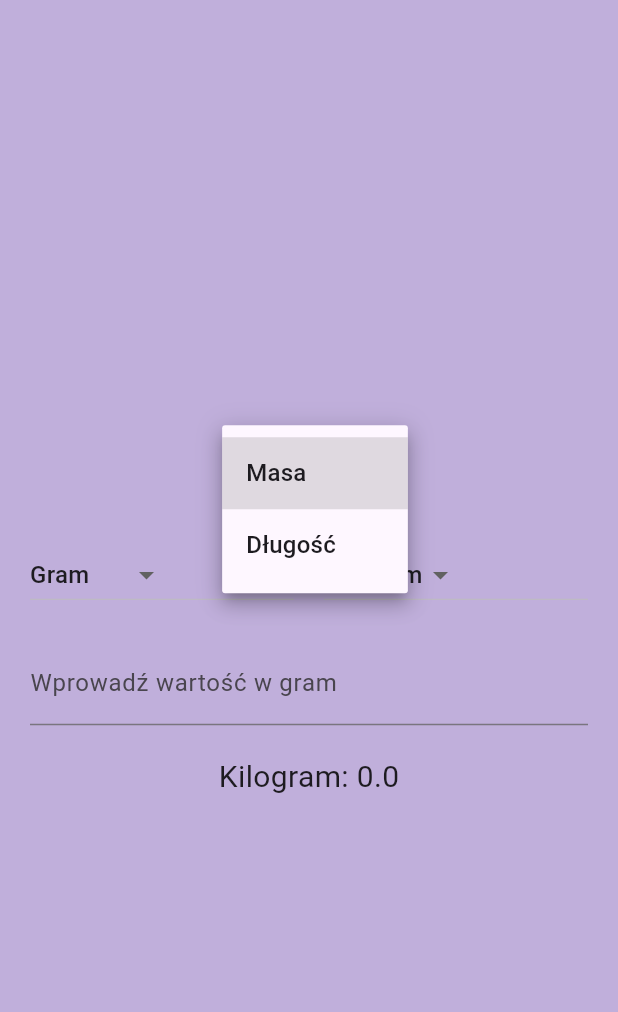
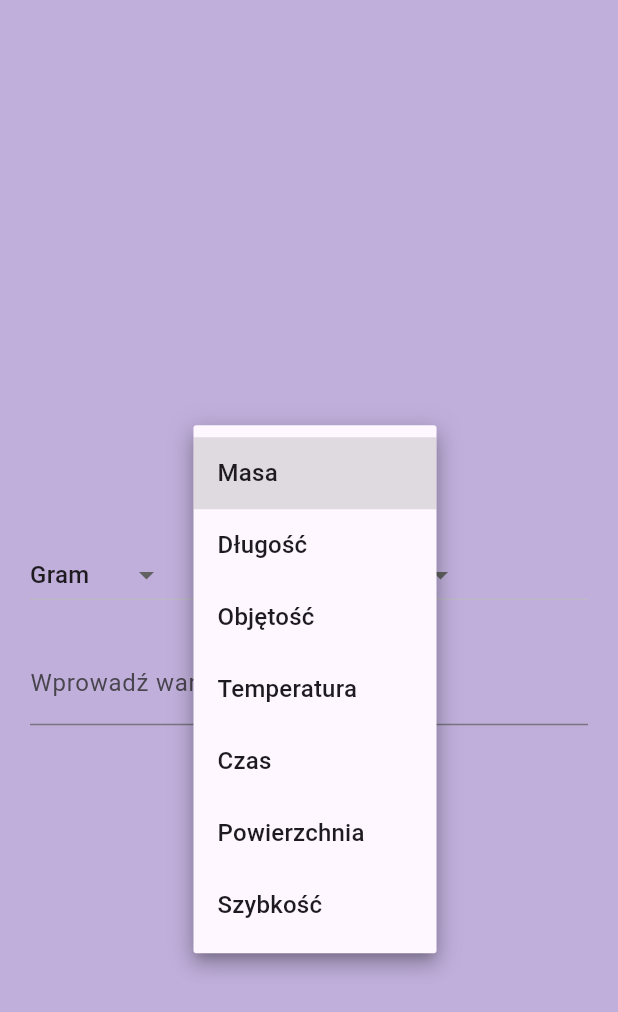
Before and after one commit to Natalia49340/Flutter_calculator, a Flutter app: the ConverterScreen screen opened directly, after a tap on "Masa", on a phone screen of 412 x 824 dp. Shown: the top 1012 px of the screen. Run offline on Flutter 3.47's test engine with Material 3 defaults, Android fonts, the phone set to English and light mode, and no system bars; our stand-ins replace math_expressions.

Commit message:
more units in the converter and math functions in the calculator

```diff
--- a/kalkulator/lib/converter.dart
+++ b/kalkulator/lib/converter.dart
@@ -22,10 +22,44 @@ class _ConverterScreenState extends State<ConverterScreen> {
       'Kilometr': 0.001,
       'Centymetr': 100,
       'Milimetr': 1000,
+      'Cale': 39.3701,
+      'Stopy': 3.28084,
+      'Mile': 0.000621371,
+    },
+    'Objętość': {
+      'Litr': 1,
+      'Mililitr': 1000,
+      'Cm sześcienny': 1000,
+      'Metr sześcienny': 0.001,
+    },
+    'Temperatura': {
+      'Celsjusz': 1,
+      'Fahrenheit': 33.8,
+      'Kelwin': 274.15,
+    },
+    'Czas': {
+      'Milisekunda': 0.001,
+      'Sekunda': 1,
+      'Minuta': 0.0166667,
+      'Godzina': 0.000277778,
+      'Dzień': 1.15741e-5,
+      'Tydzień': 1.65344e-6,
+    },
+    'Powierzchnia': {
+      'Akr': 0.000247105,
+      'Hektar': 1e-4,
+      'Cm kwadratowy': 10000,
+      'Metr kwadratowy': 1,
+    },
+    'Szybkość': {
+      'Metr na sekundę': 1,
+      'Metr na godzinę': 3600,
+      'Kilometr na sekundę': 0.001,
+      'Kilometr na godzinę': 3.6,
     },
   };
 
-  List<String> categories = ['Masa', 'Długość'];
+  List<String> categories = ['Masa', 'Długość','Objętość','Temperatura','Czas','Powierzchnia','Szybkość'];
 
   List<String> units() {
     return conversionData[selectedCategory]!.keys.toList();
```
Also changed, not shown: kalkulator/lib/main.dart (+42 -5 lines).
